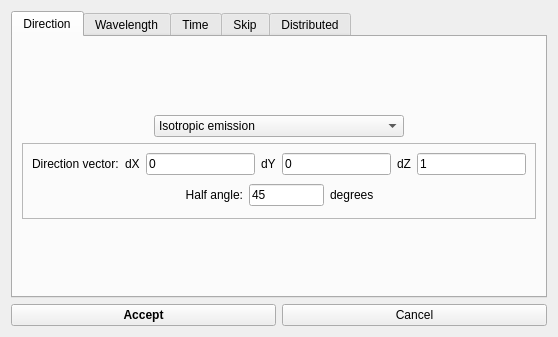
andrmor/ANTS3bundle, file ants3bundle/src/ants3/gui/photsim/abombadvanceddialog.ui: the form before one commit.
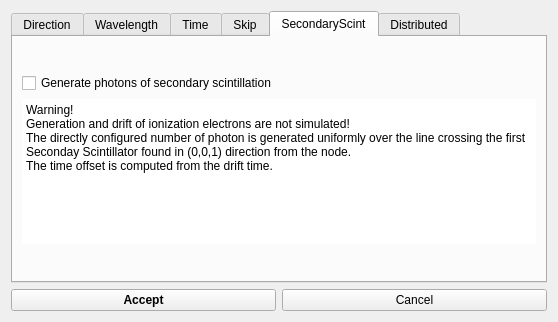
The form after the commit. The open tabs and pages were chosen to show the change.

Patch:
```diff
--- a/ants3bundle/src/ants3/gui/photsim/abombadvanceddialog.ui
+++ b/ants3bundle/src/ants3/gui/photsim/abombadvanceddialog.ui
@@ -7,7 +7,7 @@
     <x>0</x>
     <y>0</y>
     <width>558</width>
-    <height>337</height>
+    <height>322</height>
    </rect>
   </property>
   <property name="windowTitle">
@@ -713,6 +713,74 @@
        </item>
       </layout>
      </widget>
+     <widget class="QWidget" name="tab">
+      <attribute name="title">
+       <string>SecondaryScint</string>
+      </attribute>
+      <layout class="QVBoxLayout" name="verticalLayout_10">
+       <item>
+        <spacer name="verticalSpacer_9">
+         <property name="orientation">
+          <enum>Qt::Orientation::Vertical</enum>
+         </property>
+         <property name="sizeHint" stdset="0">
+          <size>
+           <width>20</width>
+           <height>27</height>
+          </size>
+         </property>
+        </spacer>
+       </item>
+       <item>
+        <widget class="QCheckBox" name="cbSecondaryScint">
+         <property name="text">
+          <string>Generate photons of secondary scintillation</string>
+         </property>
+        </widget>
+       </item>
+       <item>
+        <widget class="QPlainTextEdit" name="plainTextEdit">
+         <property name="sizePolicy">
+          <sizepolicy hsizetype="Expanding" vsizetype="Minimum">
+           <horstretch>0</horstretch>
+           <verstretch>1</verstretch>
+          </sizepolicy>
+         </property>
+         <property name="minimumSize">
+          <size>
+           <width>0</width>
+           <height>120</height>
+          </size>
+         </property>
+         <property name="frameShape">
+          <enum>QFrame::Shape::NoFrame</enum>
+         </property>
+         <property name="readOnly">
+          <bool>true</bool>
+         </property>
+         <property name="plainText">
+          <string>Warning!
+Generation and drift of ionization electrons are not simulated!
+The directly configured number of photon is generated uniformly over the line crossing the first Seconday Scintillator found in (0,0,1) direction from the node.
+The time offset is computed from the drift time.</string>
+         </property>
+        </widget>
+       </item>
+       <item>
+        <spacer name="verticalSpacer_10">
+         <property name="orientation">
+          <enum>Qt::Orientation::Vertical</enum>
+         </property>
+         <property name="sizeHint" stdset="0">
+          <size>
+           <width>20</width>
+           <height>28</height>
+          </size>
+         </property>
+        </spacer>
+       </item>
+      </layout>
+     </widget>
      <widget class="QWidget" name="tab_3">
       <attribute name="title">
        <string>Distributed</string>
```
Left out of the diff: 14 changed lines with no effect on the pictures.
